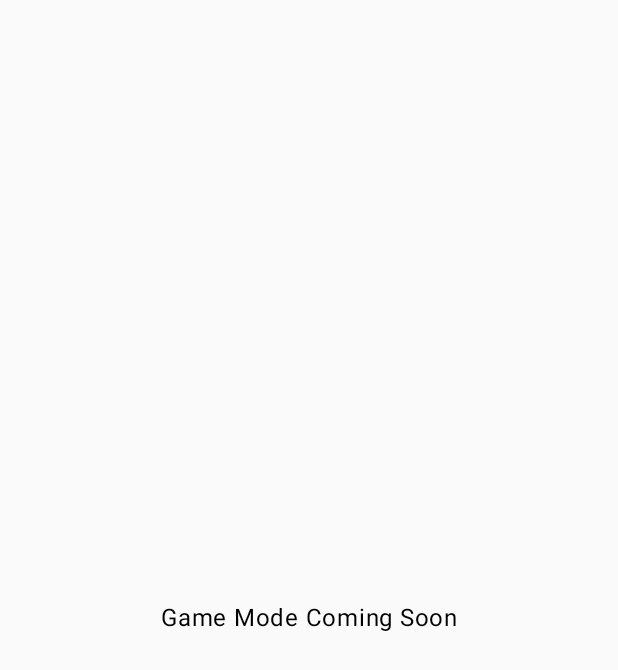
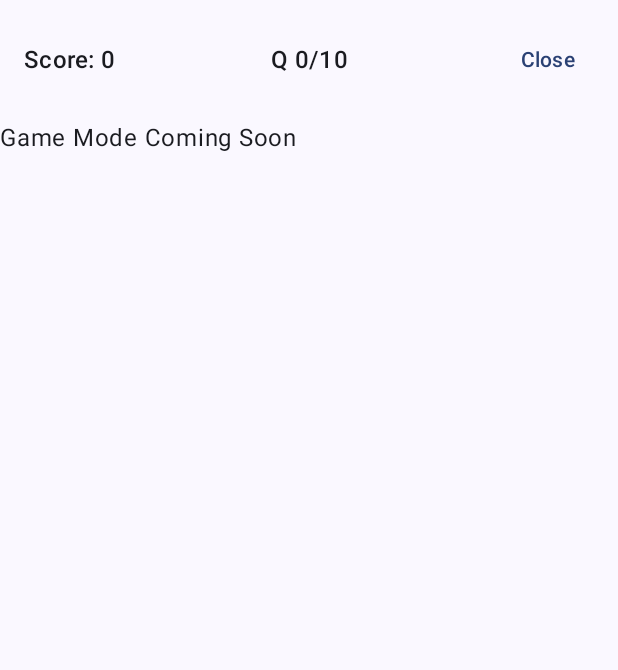
Before and after one commit to georgiaboi23-dot/abc-financial-app, an Android app built with Jetpack Compose: the GameScreen screen opened through its navigation route, on a phone screen of 412 x 824 dp. Shown: the top 670 px of the screen. Run offline under Robolectric (Android 15) with nearby library versions, the light colour scheme and no system bars.

Commit message:
foundation development
Setting up structure of application,
Screen design and screen identification,
Created Learn and GameScreen

```diff
--- a/app/build.gradle.kts
+++ b/app/build.gradle.kts
@@ -35,6 +35,9 @@ android {
     buildFeatures {
         compose = true
     }
+    composeOptions{
+        kotlinCompilerExtensionVersion = "1.5.15"
+    }
 }
 
 dependencies {
@@ -47,11 +50,14 @@ dependencies {
     implementation(libs.androidx.compose.ui.tooling.preview)
     implementation(libs.androidx.compose.material3)
     implementation("androidx.navigation:navigation-compose:2.9.7")
+    implementation(platform("androidx.compose:compose-bom:2026.02.01"))
+    implementation("androidx.compose.material3:material3")
     testImplementation(libs.junit)
     androidTestImplementation(libs.androidx.junit)
     androidTestImplementation(libs.androidx.espresso.core)
     androidTestImplementation(platform(libs.androidx.compose.bom))
     androidTestImplementation(libs.androidx.compose.ui.test.junit4)
     debugImplementation(libs.androidx.compose.ui.tooling)
+    debugImplementation("androidx.compose.ui:ui-tooling")
     debugImplementation(libs.androidx.compose.ui.test.manifest)
 }
--- a/app/src/main/java/com/wovenminds/abc_financial_app/MainActivity.kt
+++ b/app/src/main/java/com/wovenminds/abc_financial_app/MainActivity.kt
@@ -4,14 +4,11 @@ import android.os.Bundle
 import androidx.activity.ComponentActivity
 import androidx.activity.compose.setContent
 import androidx.activity.enableEdgeToEdge
-import androidx.compose.foundation.layout.fillMaxSize
-import androidx.compose.foundation.layout.padding
-import androidx.compose.material3.Scaffold
 import androidx.compose.material3.Text
 import androidx.compose.runtime.Composable
 import androidx.compose.ui.Modifier
 import androidx.compose.ui.tooling.preview.Preview
-import com.wovenminds.abc_financial_app.ui.AppNavigation
+import com.wovenminds.abc_financial_app.ui.navigation.AppNavigation
 import com.wovenminds.abc_financial_app.ui.theme.AbcfinancialappTheme
 
 class MainActivity : ComponentActivity() {
--- a/app/src/main/java/com/wovenminds/abc_financial_app/game/GameState.kt
+++ b/app/src/main/java/com/wovenminds/abc_financial_app/game/GameState.kt
@@ -1,10 +1,13 @@
 package com.wovenminds.abc_financial_app.game
 
-data class GameState(val score: Int=0, val questionIndex: Int=0, val currentQuestion: String = "",
-                     val options: List<String> = emptyList(), val correctAnswer: String = "",
-                     val selectedPack: QuestionPack? = null,val isGameOver: Boolean=false)
-enum class Difficulty{
-    EASY,
-    MEDIUM,
-    HARD
-}
+import com.wovenminds.abc_financial_app.game.model.GameMode
+import com.wovenminds.abc_financial_app.game.model.Question
+import com.wovenminds.abc_financial_app.game.model.QuestionPack
+
+
+data class GameState(val score: Int=0,
+                     val questionIndex: Int=0,
+                     val currentLearnIndex: Int=0,
+                     val mode: GameMode? = null,
+                     val selectedPack: QuestionPack? = null,
+                     val isGameOver: Boolean=false)
--- /dev/null
+++ b/app/src/main/java/com/wovenminds/abc_financial_app/game/model/LearnItem.kt
@@ -0,0 +1,16 @@
+package com.wovenminds.abc_financial_app.game.model
+
+data class LearnItem(
+    //Unique identifier (important for scaling)
+    val id: String,
+
+    //Alphabet letter (A,B,C...)
+    val letter: String,
+
+    //Financial word
+    val word: String,
+
+    //Clear definition for learning
+    val definition: String
+
+)
--- a/app/src/main/java/com/wovenminds/abc_financial_app/game/Question.kt
+++ b/app/src/main/java/com/wovenminds/abc_financial_app/game/model/Question.kt
@@ -1,4 +1,4 @@
-package com.wovenminds.abc_financial_app.game
+package com.wovenminds.abc_financial_app.game.model
 
 data class Question(
     val prompt: String,
--- a/app/src/main/java/com/wovenminds/abc_financial_app/game/QuestionPack.kt
+++ b/app/src/main/java/com/wovenminds/abc_financial_app/game/model/QuestionPack.kt
@@ -1,4 +1,4 @@
-package com.wovenminds.abc_financial_app.game
+package com.wovenminds.abc_financial_app.game.model
 
 data class QuestionPack (
     val id: String,
--- a/app/src/main/java/com/wovenminds/abc_financial_app/ui/AppNavigation.kt
+++ /dev/null
@@ -1,26 +0,0 @@
-package com.wovenminds.abc_financial_app.ui
-
-import androidx.compose.runtime.Composable
-import androidx.navigation.compose.NavHost
-import androidx.navigation.compose.composable
-import androidx.navigation.compose.rememberNavController
-import com.wovenminds.abc_financial_app.game.QuestionPack
-
-@Composable
-fun AppNavigation() {
-    val navController = rememberNavController()
-
-    NavHost(navController = navController, startDestination = "packs")
-    {
-        composable("home") {
-            HomeScreen( onStartGame = { navController.navigate("game")})
-        }
-        composable("game"){
-            GameScreen()
-        }
-        composable("packs")
-        {
-            PackSelectionScreen(onPackSelected = { pack -> navController.navigate("game")})
-        }
-    }
-}
--- a/app/src/main/java/com/wovenminds/abc_financial_app/ui/GameScreen.kt
+++ /dev/null
@@ -1,17 +0,0 @@
-package com.wovenminds.abc_financial_app.ui
-
-import android.graphics.Paint
-import androidx.compose.material3.*
-import androidx.compose.runtime.Composable
-import androidx.compose.foundation.layout.*
-import androidx.compose.ui.Alignment
-import androidx.compose.ui.Modifier
-
-@Composable
-fun GameScreen()
-{
-    Box (modifier = Modifier.fillMaxSize(), contentAlignment = Alignment.Center)
-    {
-        Text("Game Mode Coming Soon")
-    }
-}
--- a/app/src/main/java/com/wovenminds/abc_financial_app/ui/PackSelectionScreen.kt
+++ /dev/null
@@ -1,29 +0,0 @@
-package com.wovenminds.abc_financial_app.ui
-
-import androidx.compose.foundation.layout.*
-import androidx.compose.foundation.layout.Arrangement
-import androidx.compose.material3.*
-import androidx.compose.runtime.Composable
-import androidx.compose.ui.Alignment
-import androidx.compose.ui.Modifier
-import androidx.compose.ui.unit.dp
-import com.wovenminds.abc_financial_app.game.QuestionRepository
-
-@Composable
-fun PackSelectionScreen( onPackSelected:(com.wovenminds.abc_financial_app.game.QuestionPack) -> Unit)
-{
-    val packs= QuestionRepository.getAllPacks()
-    Column(modifier = Modifier.fillMaxSize().padding(24.dp), verticalArrangement = Arrangement.Center,
-        horizontalAlignment = Alignment.CenterHorizontally)
-    {
-        Text(text="Select a Pack")
-        Spacer(modifier = Modifier.height(16.dp))
-
-        packs.forEach{ pack ->  Button(onClick = {onPackSelected(pack)},
-            modifier = Modifier.fillMaxWidth().padding(vertical = 6.dp))
-            {
-                Text(text = pack.title)
-            }
-        }
-    }
-}
--- /dev/null
+++ b/app/src/main/java/com/wovenminds/abc_financial_app/ui/navigation/AppNavigation.kt
@@ -0,0 +1,45 @@
+package com.wovenminds.abc_financial_app.ui.navigation
+
+import androidx.compose.runtime.Composable
+import androidx.lifecycle.viewmodel.compose.viewModel
+import androidx.navigation.compose.NavHost
+import androidx.navigation.compose.composable
+import androidx.navigation.compose.rememberNavController
+import com.wovenminds.abc_financial_app.game.GameViewModel
+import com.wovenminds.abc_financial_app.ui.screens.GameScreen
+import com.wovenminds.abc_financial_app.ui.screens.HomeScreen
+import com.wovenminds.abc_financial_app.ui.screens.PackSelectionScreen
+
+@Composable
+fun AppNavigation() {
+    val navController = rememberNavController()
+    val gameViewModel: GameViewModel = viewModel()
+
+    NavHost(navController = navController, startDestination = "home")
+    {
+        composable("home") {
+            HomeScreen(onStart = { navController.navigate("packs") })
+        }
+        composable("game"){
+
+            GameScreen(
+                viewModel = gameViewModel,
+                onClose =
+                    {
+                        navController.popBackStack("packs", false)
+                    }
+            )
+        }
+        composable("packs")
+        {
+
+            PackSelectionScreen(
+                viewModel = gameViewModel, onStartGame =
+                    {
+
+                        navController.navigate("game")
+                    }
+            )
+        }
+    }
+}
--- /dev/null
+++ b/app/src/main/java/com/wovenminds/abc_financial_app/ui/screens/GameScreen.kt
@@ -0,0 +1,131 @@
+package com.wovenminds.abc_financial_app.ui.screens
+
+import androidx.compose.material3.*
+import androidx.compose.runtime.Composable
+import androidx.compose.foundation.layout.*
+import androidx.compose.ui.Alignment
+import androidx.compose.ui.Modifier
+import androidx.compose.foundation.layout.Arrangement
+import androidx.compose.runtime.*
+import androidx.compose.ui.unit.dp
+import com.wovenminds.abc_financial_app.game.model.GameMode
+import com.wovenminds.abc_financial_app.game.GameViewModel
+
+
+
+@Composable
+fun GameHeader(
+    score: Int,
+    questionIndex: Int,
+    totalQuestions: Int,
+    onClose: () -> Unit
+) {
+    Row(
+        modifier = Modifier
+            .fillMaxWidth()
+            .padding(16.dp),
+        horizontalArrangement = Arrangement.SpaceBetween,
+        verticalAlignment = Alignment.CenterVertically
+    )
+    {
+        //Left side: Score
+        Text(
+            text = "Score: $score",
+            style = MaterialTheme.typography.titleMedium
+        )
+
+        //Center: Question Progress
+        Text(
+            text = "Q $questionIndex/$totalQuestions",
+            style = MaterialTheme.typography.titleMedium
+        )
+
+        //Right side: Close
+        TextButton(onClose)
+        {
+            Text("Close")
+        }
+    }
+}
+
+@Composable
+fun GameScreen(viewModel: GameViewModel, onClose: () -> Unit) {
+    val state by viewModel.uiState.collectAsState()
+
+    if (state.isGameOver) {
+         GameOverScreen(
+            score = state.score,
+            onRestart = {
+                viewModel.resetGame()
+            }
+        )
+    }
+    else
+    {
+        when (state.mode) {
+            GameMode.LEARN -> {
+                LearnScreen(viewModel = viewModel)
+            }
+
+            GameMode.PRACTICE,
+            GameMode.CHALLENGE -> {
+                val question = viewModel.currentQuestion
+                if (question != null) {
+                    QuestionScreen(viewModel = viewModel)
+                } else {
+                    Text("No question available.")
+                }
+            }
+
+            null -> {
+                Text("Mode not selected")
+            }
+        }
+    }
+
+    Scaffold(
+        topBar =
+            {
+                GameHeader(
+                    score = state.score,
+                    questionIndex = state.questionIndex,
+                    totalQuestions = state.questionIndex + 10,
+                    onClose = onClose
+
+                    /*title = { Text("ABC Financial") },
+                    actions = {
+                        IconButton(onClick = onClose) {
+                            Icon(
+                                imageVector = Icons.Default.Close,
+                                contentDescription = "Close Game"
+                            )
+                        }
+                    }*/
+                )
+            })
+    { padding ->
+        Box(modifier = Modifier.padding(padding))
+        {
+            Text("Game Mode Coming Soon")
+        }
+
+    }
+}
+/*    modifier = TODO(),
+    bottomBar = TODO(),
+snackbarHost = TODO(),
+floatingActionButton = TODO(),
+floatingActionButtonPosition = TODO(),
+containerColor = TODO(),
+contentColor = TODO(),
+contentWindowInsets = TODO(),
+content = TODO(),
+modifier = TODO(),
+bottomBar = TODO(),
+snackbarHost = TODO(),
+floatingActionButton = TODO(),
+floatingActionButtonPosition = TODO(),
+containerColor = TODO(),
+contentColor = TODO(),
+contentWindowInsets = TODO(),
+content = TODO()*/
--- a/app/src/main/java/com/wovenminds/abc_financial_app/ui/HomeScreen.kt
+++ b/app/src/main/java/com/wovenminds/abc_financial_app/ui/screens/HomeScreen.kt
@@ -1,4 +1,4 @@
-package com.wovenminds.abc_financial_app.ui
+package com.wovenminds.abc_financial_app.ui.screens
 
 import androidx.compose.foundation.layout.*
 import androidx.compose.foundation.layout.Arrangement
@@ -9,16 +9,16 @@ import androidx.compose.ui.Modifier
 import androidx.compose.ui.unit.dp
 
 @Composable
-fun HomeScreen( onStartGame:() -> Unit)
+fun HomeScreen( onStart:() -> Unit)
 {
     Column(modifier = Modifier.fillMaxSize(), verticalArrangement = Arrangement.Center, horizontalAlignment = Alignment.CenterHorizontally)
     {
         Text(text = "ABC Financial")
         Spacer(modifier = Modifier.height(16.dp))
 
-        Button(onClick = onStartGame)
+        Button(onClick = onStart)
         {
-            Text("Start Game")
+            Text("Select a Path")
         }
     }
 }
```
Also changed, not shown: app/src/main/java/com/wovenminds/abc_financial_app/game/GameViewModel.kt (+55 -18 lines), app/src/main/java/com/wovenminds/abc_financial_app/game/QuestionRepository.kt (deleted, +0 -22 lines), app/src/main/java/com/wovenminds/abc_financial_app/game/model/GameMode.kt (added, +8 -0 lines), app/src/main/java/com/wovenminds/abc_financial_app/game/repository/QuestionRepository.kt (added, +41 -0 lines), app/src/main/java/com/wovenminds/abc_financial_app/ui/screens/GameOverScreen.kt (added, +47 -0 lines), app/src/main/java/com/wovenminds/abc_financial_app/ui/screens/LearnScreen.kt (added, +40 -0 lines), app/src/main/java/com/wovenminds/abc_financial_app/ui/screens/PackSelectionScreen.kt (added, +58 -0 lines), app/src/main/java/com/wovenminds/abc_financial_app/ui/screens/QuestionScreen.kt (added, +43 -0 lines).
